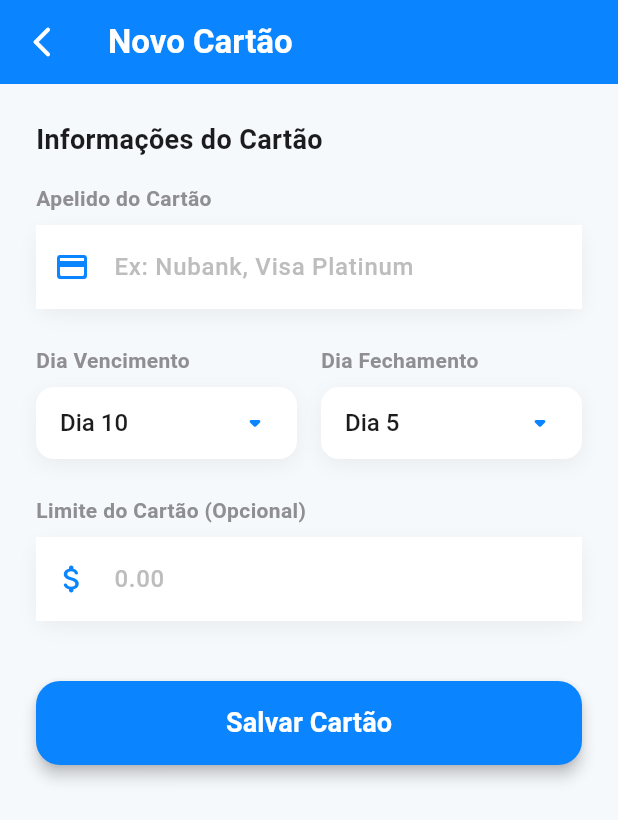
After one commit to gabrieuu/familiar_finance_app, a Flutter app: the screen it shows after launch, after a tap on "Novo", on a phone screen of 412 x 824 dp. The commit adds this screen. Shown: the top 820 px of the screen. Run offline on Flutter 3.47's test engine with Material 3 defaults, Android fonts, the phone set to English and light mode, and no system bars; our stand-ins replace drift, firebase_core, flutter_bloc, freezed_annotation, shimmer; accounts and stored records are empty; generated files the repository leaves out were written again.

Commit message:
ajustes no drift orm

```diff
--- a/lib/data/database/dao/purchase_dao.dart
+++ b/lib/data/database/dao/purchase_dao.dart
@@ -1,3 +1,5 @@
+import 'dart:developer';
+
 import 'package:drift/drift.dart';
 import 'package:familiar_finance_app/data/database/app_database.dart';
 import 'package:familiar_finance_app/data/database/entity/purchase_entity.dart';
@@ -122,6 +124,7 @@ class PurchaseDao extends DatabaseAccessor<AppDatabase>
       await into(purchaseEntity).insert(companion);
       return Result.ok(null);
     } catch (e) {
+      log(e.toString());
       return Result.failure(Exception(e.toString()));
     }
   }
--- a/lib/data/database/entity/installment_entity.dart
+++ b/lib/data/database/entity/installment_entity.dart
@@ -5,8 +5,9 @@ import 'package:familiar_finance_app/data/database/entity/purchase_entity.dart';
 class InstallmentEntity extends Table with ModifiedMixin {
   IntColumn get id => integer().autoIncrement()();
   TextColumn get idDomain => text().unique()();
-  IntColumn get purchaseId => integer().references(PurchaseEntity, #id)();
-  TextColumn get purchaseIdDomain => text().unique()();
+  IntColumn get purchaseId =>
+      integer().references(PurchaseEntity, #id, onDelete: KeyAction.cascade)();
+  TextColumn get purchaseIdDomain => text()();
   RealColumn get amount => real()();
   DateTimeColumn get dueDate => dateTime()();
 }
--- a/lib/data/database/interface/creditcard_db.dart
+++ b/lib/data/database/interface/creditcard_db.dart
@@ -4,6 +4,7 @@ import 'package:familiar_finance_app/utils/result.dart';
 
 abstract class CreditCardDb implements ModifiedDatabase {
   Future<Result<List<CreditCard>>> getCreditCards();
+  Future<Result<CreditCard>> getCreditCardById(String creditCardId);
   Future<Result<void>> addCreditCard(
     CreditCard creditCard, {
     bool isLocal = false,
--- a/lib/data/database/interface/installment_db.dart
+++ b/lib/data/database/interface/installment_db.dart
@@ -3,8 +3,8 @@ import 'package:familiar_finance_app/domain/installments/installments.dart';
 import 'package:familiar_finance_app/utils/result.dart';
 
 abstract class InstallmentDb implements ModifiedDatabase {
-  Future<Result<List<Installments>>> getInstallmentsByPurchasesIds(
-    List<String> purchaseIds,
+  Future<Result<List<Installments>>> getInstallmentByPurchaseId(
+    String purchaseId,
   );
   Future<Result<void>> registerInstallment(
     String purchaseId,
--- a/lib/data/database/mapper/purchase_db_mapper.dart
+++ b/lib/data/database/mapper/purchase_db_mapper.dart
@@ -14,6 +14,8 @@ class PurchaseDbMapper {
       type: Value(purchase.type.name),
       amount: Value(purchase.amount),
       creditCardId: Value(creditCardId),
+      creditCardIdDomain: Value(purchase.creditCardId!),
+      numberOfInstallments: Value(purchase.numberOfInstallments),
       createdAt: Value(purchase.createdAt),
       needToSync: Value(needToSync),
       finalizedAt: Value(purchase.finalizedAt),
--- a/lib/data/repositories/creditcard/creditcard_repository.dart
+++ b/lib/data/repositories/creditcard/creditcard_repository.dart
@@ -8,7 +8,7 @@ class CreditCardRepository {
   CreditCardRepository(this.creditCardDb);
 
   Future<Result<CreditCard>> getCreditCardById(String creditCardId) async {
-    throw UnimplementedError();
+    return creditCardDb.getCreditCardById(creditCardId);
   }
 
   Future<Result<void>> addCreditCard(CreditCard creditCard) async {
--- a/lib/main_dev.dart
+++ b/lib/main_dev.dart
@@ -1,6 +1,7 @@
 import 'package:familiar_finance_app/app_widget.dart';
 import 'package:familiar_finance_app/data/database/app_database.dart';
 import 'package:familiar_finance_app/data/database/dao/creditcard_dao.dart';
+import 'package:familiar_finance_app/data/database/dao/installment_dao.dart';
 import 'package:familiar_finance_app/data/database/dao/purchase_dao.dart';
 import 'package:familiar_finance_app/data/repositories/creditcard/creditcard_repository.dart';
 import 'package:familiar_finance_app/data/repositories/installments/installments_repository.dart';
@@ -26,12 +27,15 @@ void main() {
           ),
         ),
         RepositoryProvider<InstallmentsRepository>(
-          create: (context) => InstallmentsRepository(),
+          create: (context) => InstallmentsRepository(
+            InstallmentDao(context.read<AppDatabase>()),
+          ),
         ),
         RepositoryProvider<CreatePurchaseUsecase>(
           create: (context) => CreatePurchaseUsecase(
             context.read<PurchaseRepository>(),
             context.read<CreditCardRepository>(),
+            context.read<InstallmentsRepository>(),
           ),
         ),
       ],
--- /dev/null
+++ b/lib/ui/credit_card/bloc/create_credit_card_cubit.dart
@@ -0,0 +1,60 @@
+import 'package:familiar_finance_app/data/repositories/creditcard/creditcard_repository.dart';
+import 'package:familiar_finance_app/domain/credit_card/credit_card.dart';
+import 'package:familiar_finance_app/ui/credit_card/bloc/create_credit_card_state.dart';
+import 'package:flutter_bloc/flutter_bloc.dart';
+
+class CreateCreditCardCubit extends Cubit<CreateCreditCardState> {
+  final CreditCardRepository creditCardRepository;
+
+  CreateCreditCardCubit(this.creditCardRepository)
+    : super(const CreateCreditCardState());
+
+  void setNomeCartao(String nome) {
+    emit(state.copyWith(nomeCartao: nome));
+  }
+
+  void setDiaVencimento(int dia) {
+    emit(state.copyWith(diaVencimento: dia));
+  }
+
+  void setDiaFechamento(int dia) {
+    emit(state.copyWith(diaFechamento: dia));
+  }
+
+  void setLimite(double limite) {
+    emit(state.copyWith(limite: limite));
+  }
+
+  Future<void> submit() async {
+    if (state.nomeCartao.isEmpty) {
+      emit(
+        state.copyWith(
+          status: CreateCreditCardStatus.failure,
+          errorMessage: 'Por favor, insira o nome do cartão.',
+        ),
+      );
+      return;
+    }
+
+    emit(state.copyWith(status: CreateCreditCardStatus.loading));
+
+    final creditCard = CreditCard(
+      nomeCartao: state.nomeCartao,
+      diaVencimento: state.diaVencimento,
+      diaFechamento: state.diaFechamento,
+      limite: state.limite,
+    );
+
+    final result = await creditCardRepository.addCreditCard(creditCard);
+
+    result.when(
+      ok: (_) => emit(state.copyWith(status: CreateCreditCardStatus.success)),
+      failure: (error) => emit(
+        state.copyWith(
+          status: CreateCreditCardStatus.failure,
+          errorMessage: error.toString(),
+        ),
+      ),
+    );
+  }
+}
--- /dev/null
+++ b/lib/ui/credit_card/bloc/create_credit_card_state.dart
@@ -0,0 +1,60 @@
+enum CreateCreditCardStatus { initial, loading, success, failure }
+
+class CreateCreditCardState {
+  final CreateCreditCardStatus status;
+  final String errorMessage;
+  final String nomeCartao;
+  final int diaVencimento;
+  final int diaFechamento;
+  final double? limite;
+
+  const CreateCreditCardState({
+    this.status = CreateCreditCardStatus.initial,
+    this.errorMessage = '',
+    this.nomeCartao = '',
+    this.diaVencimento = 10,
+    this.diaFechamento = 5,
+    this.limite,
+  });
+
+  CreateCreditCardState copyWith({
+    CreateCreditCardStatus? status,
+    String? errorMessage,
+    String? nomeCartao,
+    int? diaVencimento,
+    int? diaFechamento,
+    double? limite,
+  }) {
+    return CreateCreditCardState(
+      status: status ?? this.status,
+      errorMessage: errorMessage ?? this.errorMessage,
+      nomeCartao: nomeCartao ?? this.nomeCartao,
+      diaVencimento: diaVencimento ?? this.diaVencimento,
+      diaFechamento: diaFechamento ?? this.diaFechamento,
+      limite: limite ?? this.limite,
+    );
+  }
+
+  @override
+  bool operator ==(Object other) {
+    if (identical(this, other)) return true;
+
+    return other is CreateCreditCardState &&
+        other.status == status &&
+        other.errorMessage == errorMessage &&
+        other.nomeCartao == nomeCartao &&
+        other.diaVencimento == diaVencimento &&
+        other.diaFechamento == diaFechamento &&
+        other.limite == limite;
+  }
+
+  @override
+  int get hashCode {
+    return status.hashCode ^
+        errorMessage.hashCode ^
+        nomeCartao.hashCode ^
+        diaVencimento.hashCode ^
+        diaFechamento.hashCode ^
+        limite.hashCode;
+  }
+}
--- /dev/null
+++ b/lib/ui/credit_card/page/add_credit_card_page.dart
@@ -0,0 +1,329 @@
+import 'package:familiar_finance_app/data/repositories/creditcard/creditcard_repository.dart';
+import 'package:familiar_finance_app/ui/credit_card/bloc/create_credit_card_cubit.dart';
+import 'package:familiar_finance_app/ui/credit_card/bloc/create_credit_card_state.dart';
+import 'package:flutter/material.dart';
+import 'package:flutter/services.dart';
+import 'package:flutter_bloc/flutter_bloc.dart';
+
+// Design System - Paleta moderna (Consistent with HomePage)
+const Color _kPrimary = Color(0xFF0A84FF);
+const Color _kBackground = Color(0xFFF6F9FC);
+const Color _kSurface = Colors.white;
+const Color _kAccent = Color(0xFF34C759);
+const Color _kTextPrimary = Color(0xFF1C1C1E);
+const Color _kTextSecondary = Color(0xFF8E8E93);
+
+class AddCreditCardPage extends StatelessWidget {
+  const AddCreditCardPage({super.key});
+
+  @override
+  Widget build(BuildContext context) {
+    return BlocProvider(
+      create: (context) =>
+          CreateCreditCardCubit(context.read<CreditCardRepository>()),
+      child: const AddCreditCardView(),
+    );
+  }
+}
+
+class AddCreditCardView extends StatefulWidget {
+  const AddCreditCardView({super.key});
+
+  @override
+  State<AddCreditCardView> createState() => _AddCreditCardViewState();
+}
+
+class _AddCreditCardViewState extends State<AddCreditCardView> {
+  final _formKey = GlobalKey<FormState>();
+  final _nameController = TextEditingController();
+  final _limitController = TextEditingController();
+
+  // Days 1-31
+  final List<int> _days = List.generate(31, (index) => index + 1);
+
+  @override
+  void dispose() {
+    _nameController.dispose();
+    _limitController.dispose();
+    super.dispose();
+  }
+
+  @override
+  Widget build(BuildContext context) {
+    return Scaffold(
+      backgroundColor: _kBackground,
+      appBar: AppBar(
+        backgroundColor: _kPrimary,
+        elevation: 0,
+        title: const Text(
+          'Novo Cartão',
+          style: TextStyle(fontWeight: FontWeight.bold, color: Colors.white),
+        ),
+        leading: IconButton(
+          icon: const Icon(
+            Icons.arrow_back_ios_new_rounded,
+            color: Colors.white,
+          ),
+          onPressed: () => Navigator.pop(context),
+        ),
+      ),
+      body: BlocConsumer<CreateCreditCardCubit, CreateCreditCardState>(
+        listener: (context, state) {
+          if (state.status == CreateCreditCardStatus.success) {
+            ScaffoldMessenger.of(context).showSnackBar(
+              const SnackBar(
+                content: Text('Cartão adicionado com sucesso!'),
+                backgroundColor: _kAccent,
+              ),
+            );
+            Navigator.pop(context, true); // Return true to refresh
+          } else if (state.status == CreateCreditCardStatus.failure) {
+            ScaffoldMessenger.of(context).showSnackBar(
+              SnackBar(
+                content: Text(state.errorMessage),
+                backgroundColor: Colors.red,
+              ),
+            );
+          }
+        },
+        builder: (context, state) {
+          return SingleChildScrollView(
+            padding: const EdgeInsets.all(24.0),
+            child: Form(
+              key: _formKey,
+              child: Column(
+                crossAxisAlignment: CrossAxisAlignment.start,
+                children: [
+                  _buildSectionTitle('Informações do Cartão'),
+                  const SizedBox(height: 16),
+
+                  // Card Name
+                  _buildTextField(
+                    label: 'Apelido do Cartão',
+                    hint: 'Ex: Nubank, Visa Platinum',
+                    icon: Icons.credit_card_rounded,
+                    controller: _nameController,
+                    onChanged: (value) => context
+                        .read<CreateCreditCardCubit>()
+                        .setNomeCartao(value),
+                    validator: (value) => value == null || value.isEmpty
+                        ? 'Campo obrigatório'
+                        : null,
+                  ),
+                  const SizedBox(height: 24),
+
+                  // Dates Row
+                  Row(
+                    children: [
+                      Expanded(
+                        child: _buildDropdownField(
+                          label: 'Dia Vencimento',
+                          value: state.diaVencimento,
+                          items: _days,
+                          onChanged: (val) => context
+                              .read<CreateCreditCardCubit>()
+                              .setDiaVencimento(val!),
+                        ),
+                      ),
+                      const SizedBox(width: 16),
+                      Expanded(
+                        child: _buildDropdownField(
+                          label: 'Dia Fechamento',
+                          value: state.diaFechamento,
+                          items: _days,
+                          onChanged: (val) => context
+                              .read<CreateCreditCardCubit>()
+                              .setDiaFechamento(val!),
+                        ),
+                      ),
+                    ],
+                  ),
+                  const SizedBox(height: 24),
+
+                  // Limit
+                  _buildTextField(
+                    label: 'Limite do Cartão (Opcional)',
+                    hint: '0.00',
+                    icon: Icons.attach_money_rounded,
+                    controller: _limitController,
+                    keyboardType: const TextInputType.numberWithOptions(
+                      decimal: true,
+                    ),
+                    onChanged: (value) {
+                      // Parse currency or double simple
+                      final clean = value.replaceAll(',', '.');
+                      final limit = double.tryParse(clean);
+                      if (limit != null) {
+                        context.read<CreateCreditCardCubit>().setLimite(limit);
+                      }
+                    },
+                  ),
+
+                  const SizedBox(height: 40),
+
+                  // Save Button
+                  SizedBox(
+                    width: double.infinity,
+                    height: 56,
+                    child: ElevatedButton(
+                      onPressed: state.status == CreateCreditCardStatus.loading
+                          ? null
+                          : () {
+                              if (_formKey.currentState!.validate()) {
+                                FocusScope.of(context).unfocus();
+                                context.read<CreateCreditCardCubit>().submit();
+                              }
+                            },
+                      style: ElevatedButton.styleFrom(
+                        backgroundColor: _kPrimary,
+                        elevation: 4,
+                        shape: RoundedRectangleBorder(
+                          borderRadius: BorderRadius.circular(16),
+                        ),
+                      ),
+                      child: state.status == CreateCreditCardStatus.loading
+                          ? const CircularProgressIndicator(color: Colors.white)
+                          : const Text(
+                              'Salvar Cartão',
+                              style: TextStyle(
+                                fontSize: 18,
+                                fontWeight: FontWeight.bold,
+                                color: Colors.white,
+                              ),
+                            ),
+                    ),
+                  ),
+                ],
+              ),
+            ),
+          );
+        },
+      ),
+    );
+  }
+
+  Widget _buildSectionTitle(String title) {
+    return Text(
+      title,
+      style: const TextStyle(
+        fontSize: 18,
+        fontWeight: FontWeight.bold,
+        color: _kTextPrimary,
+      ),
+    );
+  }
+
+  Widget _buildTextField({
+    required String label,
+    required String hint,
+    required IconData icon,
+    TextInputType keyboardType = TextInputType.text,
+    required TextEditingController controller,
+    required Function(String) onChanged,
+    String? Function(String?)? validator,
+  }) {
+    return Column(
+      crossAxisAlignment: CrossAxisAlignment.start,
+      children: [
+        Text(
+          label,
+          style: const TextStyle(
+            fontSize: 14,
+            fontWeight: FontWeight.w600,
+            color: _kTextSecondary,
+          ),
+        ),
+        const SizedBox(height: 8),
+        Container(
+          decoration: BoxDecoration(
+            color: _kSurface,
+            borderRadius: BorderRadius.circular(12),
+            boxShadow: [
+              BoxShadow(
+                color: Colors.black.withOpacity(0.05),
+                blurRadius: 10,
+                offset: const Offset(0, 4),
+              ),
+            ],
+          ),
+          child: TextFormField(
+            controller: controller,
+            keyboardType: keyboardType,
+            onChanged: onChanged,
+            validator: validator,
+            style: const TextStyle(
+              fontSize: 16,
+              color: _kTextPrimary,
+              fontWeight: FontWeight.w500,
+            ),
+            decoration: InputDecoration(
+              hintText: hint,
+              hintStyle: TextStyle(color: Colors.grey.shade400),
+              prefixIcon: Icon(icon, color: _kPrimary),
+              border: InputBorder.none,
+              contentPadding: const EdgeInsets.symmetric(
+                horizontal: 20,
+                vertical: 16,
+              ),
+            ),
+          ),
+        ),
+      ],
+    );
+  }
+
+  Widget _buildDropdownField({
+    required String label,
+    required int value,
+    required List<int> items,
+    required Function(int?) onChanged,
+  }) {
+    return Column(
+      crossAxisAlignment: CrossAxisAlignment.start,
+      children: [
+        Text(
+          label,
+          style: const TextStyle(
+            fontSize: 14,
+            fontWeight: FontWeight.w600,
+            color: _kTextSecondary,
+          ),
+        ),
+        const SizedBox(height: 8),
+        Container(
+          padding: const EdgeInsets.symmetric(horizontal: 16),
+          decoration: BoxDecoration(
+            color: _kSurface,
+            borderRadius: BorderRadius.circular(12),
+            boxShadow: [
+              BoxShadow(
+                color: Colors.black.withOpacity(0.05),
+                blurRadius: 10,
+                offset: const Offset(0, 4),
+              ),
+            ],
+          ),
+          child: DropdownButtonHideUnderline(
+            child: DropdownButton<int>(
+              value: value,
+              isExpanded: true,
+              icon: const Icon(Icons.arrow_drop_down_rounded, color: _kPrimary),
+              style: const TextStyle(
+                fontSize: 16,
+                color: _kTextPrimary,
+                fontWeight: FontWeight.w500,
+              ),
+              items: items.map((day) {
+                return DropdownMenuItem<int>(
+                  value: day,
+                  child: Text('Dia $day'),
+                );
+              }).toList(),
+              onChanged: onChanged,
+            ),
+          ),
+        ),
+      ],
+    );
+  }
+}
--- a/lib/ui/home/page/home_page.dart
+++ b/lib/ui/home/page/home_page.dart
@@ -4,6 +4,7 @@ import 'package:familiar_finance_app/ui/list_credit_card/bloc/list_credit_card_c
 import 'package:familiar_finance_app/ui/list_purchase/bloc/purchase_list_cubit.dart';
 import 'package:familiar_finance_app/ui/list_purchase/bloc/purchase_list_state.dart';
 import 'package:familiar_finance_app/ui/purchase/page/add_purchase.dart';
+import 'package:familiar_finance_app/ui/credit_card/page/add_credit_card_page.dart';
 import 'package:flutter/material.dart';
 import 'package:flutter_bloc/flutter_bloc.dart';
 import 'package:intl/intl.dart';
@@ -68,6 +69,9 @@ class _HomePageState extends State<HomePage> {
                 return SliverToBoxAdapter(child: _buildMonthlyHeader(state));
               },
             ),
+
+            // Carrossel de Cartões
+            _buildCreditCardsCarousel(),
             // Seletor de Mês/Ano
             SliverToBoxAdapter(child: _buildMonthYearSelector()),
 
@@ -174,8 +178,9 @@ class _HomePageState extends State<HomePage> {
             return _buildShimmerCards();
           }
 
+          // Show carousel even if empty to show the Add Button
           if (state.creditCards.isEmpty) {
-            return const SizedBox.shrink();
+            // return const SizedBox.shrink(); // Show Add button instead
           }
 
           return Container(
@@ -185,8 +190,11 @@ class _HomePageState extends State<HomePage> {
               padding: const EdgeInsets.symmetric(horizontal: 12),
               scrollDirection: Axis.horizontal,
               physics: const BouncingScrollPhysics(),
-              itemCount: state.creditCards.length,
+              itemCount: state.creditCards.length + 1,
               itemBuilder: (context, index) {
+                if (index == state.creditCards.length) {
+                  return _buildAddCardButton();
+                }
                 final card = state.creditCards[index];
                 final isSelected = _selectedCardId == card.id;
 
@@ -1415,4 +1423,59 @@ class _HomePageState extends State<HomePage> {
         return 'Outro';
     }
   }
+
+  Widget _buildAddCardButton() {
+    return GestureDetector(
+      onTap: () async {
+        final result = await Navigator.push(
+          context,
+          MaterialPageRoute(builder: (context) => const AddCreditCardPage()),
+        );
+        if (result == true) {
+          creditCardCubit.loadCreditCards();
+        }
+      },
+      child: Container(
+        width: 60,
+        margin: const EdgeInsets.symmetric(horizontal: 8),
+        decoration: BoxDecoration(
+          color: _kSurface,
+          borderRadius: BorderRadius.circular(20),
+          border: Border.all(
+            color: Colors.grey.shade300,
+            style: BorderStyle.solid,
+          ),
+          boxShadow: [
+            BoxShadow(
+              color: Colors.black.withOpacity(0.04),
+              blurRadius: 8,
+              offset: const Offset(0, 2),
+            ),
+          ],
+        ),
+        child: Column(
+          mainAxisAlignment: MainAxisAlignment.center,
+          children: [
+            Container(
+              padding: const EdgeInsets.all(8),
+              decoration: BoxDecoration(
+                color: _kPrimary.withOpacity(0.1),
+                shape: BoxShape.circle,
+              ),
+              child: const Icon(Icons.add_rounded, color: _kPrimary, size: 24),
+            ),
+            const SizedBox(height: 8),
+            const Text(
+              'Novo',
+              style: TextStyle(
+                fontSize: 12,
+                fontWeight: FontWeight.w600,
+                color: _kPrimary,
+              ),
+            ),
+          ],
+        ),
+      ),
+    );
+  }
 }
--- a/lib/ui/purchase/use_case/create_purchase_usecase.dart
+++ b/lib/ui/purchase/use_case/create_purchase_usecase.dart
@@ -1,4 +1,5 @@
 import 'package:familiar_finance_app/data/repositories/creditcard/creditcard_repository.dart';
+import 'package:familiar_finance_app/data/repositories/installments/installments_repository.dart';
 import 'package:familiar_finance_app/data/repositories/purchase/purchase_repository.dart';
 import 'package:familiar_finance_app/domain/credit_card/credit_card.dart';
 import 'package:familiar_finance_app/domain/installments/installments.dart';
@@ -8,8 +9,13 @@ import 'package:familiar_finance_app/utils/result.dart';
 class CreatePurchaseUsecase {
   final PurchaseRepository _purchaseRepository;
   final CreditCardRepository _creditCardRepository;
+  final InstallmentsRepository _installmentRepository;
 
-  CreatePurchaseUsecase(this._purchaseRepository, this._creditCardRepository);
+  CreatePurchaseUsecase(
+    this._purchaseRepository,
+    this._creditCardRepository,
+    this._installmentRepository,
+  );
 
   Future<Result<void>> execute(Purchase purchase) async {
     List<Installments> installments = await _generateInstallmentsByPurchase(
@@ -21,7 +27,15 @@ class CreatePurchaseUsecase {
           ? installments.last.dueDate
           : purchase.createdAt,
     );
-    return _purchaseRepository.registerPurchase(purchase);
+    final result = await _purchaseRepository.registerPurchase(purchase);
+    if (result.isfailure) {
+      return result;
+    }
+    final resultInstallments = await _installmentRepository.registerInstallment(
+      purchase.id,
+      installments,
+    );
+    return resultInstallments;
   }
 
   Future<List<Installments>> _generateInstallmentsByPurchase(
```
Also changed, not shown: lib/data/database/dao/creditcard_dao.dart (+10 -0 lines), lib/data/database/dao/installment_dao.dart (+16 -16 lines), lib/data/database/entity/purchase_entity.dart (+6 -2 lines), lib/data/repositories/installments/installments_repository.dart (+19 -4 lines), lib/data/repositories/purchase/purchase_repository.dart (+5 -2 lines), lib/data/database/app_database.g.dart.
